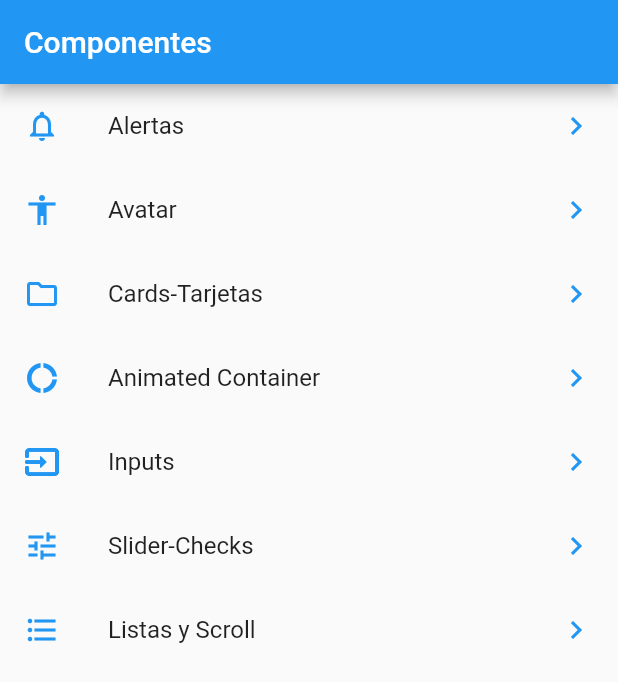
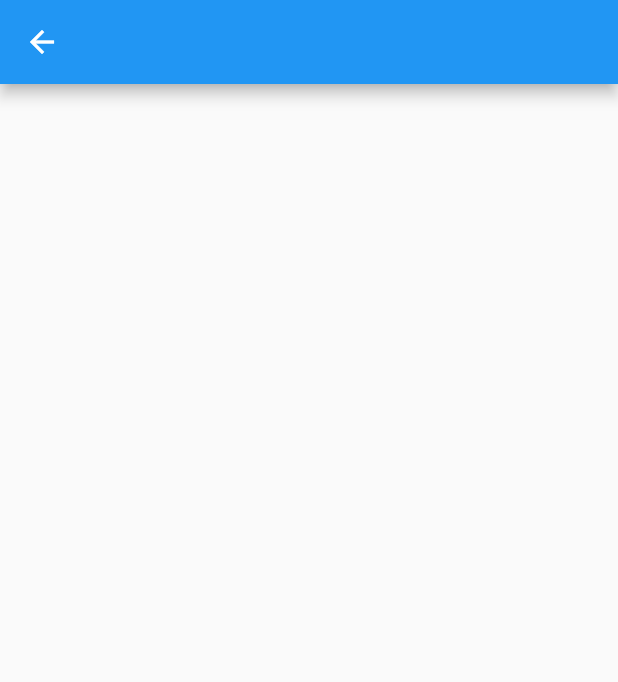
Before and after one commit to masterprog-cmd/Practicas_des_app_multiplataforma, a Flutter app: the screen it shows after launch, after a tap on "Alertas", on a phone screen of 412 x 824 dp. Shown: the top 682 px of the screen. Run offline on Flutter 3.47's test engine with Material 2 defaults, Android fonts, the light colour scheme and no system bars.

Commit message:
fixing overflow bug

```diff
--- a/practicas/lib/main.dart
+++ b/practicas/lib/main.dart
@@ -1,20 +1,20 @@
 import 'package:flutter/material.dart';
 import 'package:practicas/src/pages/home_temp.dart';
 
-void main() => runApp(MyApp());
+void main() => runApp(const MyApp());
 
 class MyApp extends StatelessWidget {
+  const MyApp({Key? key}) : super(key: key);
+
   @override
   Widget build(BuildContext context) {
     return MaterialApp(
       title: 'Material App',
       home: Scaffold(
         appBar: AppBar(
-          title: Text('Componentes'),
+          title: const Text('Componentes'),
         ),
-        body: const Center(
-          child: HomeTemp(),
-        ),
+        body: const HomeTemp(),
       ),
     );
   }
--- a/practicas/lib/src/componentes/home_alerts.dart
+++ b/practicas/lib/src/componentes/home_alerts.dart
@@ -1,3 +1,10 @@
 import 'package:flutter/material.dart';
 
-class HomeAlerts {}
+class HomeAlerts extends StatelessWidget {
+  @override
+  Widget build(BuildContext context) {
+    return Scaffold(
+      appBar: AppBar(),
+    );
+  }
+}
--- a/practicas/lib/src/componentes/home_avatar.dart
+++ /dev/null
@@ -1,3 +0,0 @@
-import 'package:flutter/material.dart';
-
-class HomeAvatar {}
--- a/practicas/lib/src/pages/home_temp.dart
+++ b/practicas/lib/src/pages/home_temp.dart
@@ -1,6 +1,5 @@
 import 'package:flutter/material.dart';
 import 'package:practicas/src/componentes/home_alerts.dart';
-import 'package:practicas/src/componentes/home_avatar.dart';
 
 class HomeTemp extends StatelessWidget {
   const HomeTemp({Key? key}) : super(key: key);
@@ -8,6 +7,7 @@ class HomeTemp extends StatelessWidget {
   @override
   Widget build(BuildContext context) {
     return Column(
+      mainAxisSize: MainAxisSize.min,
       children: <Widget>[
         ListTile(
           leading: const Icon(
@@ -15,7 +15,10 @@ class HomeTemp extends StatelessWidget {
             color: Colors.blue,
           ),
           title: const Text("Alertas"),
-          onTap: () => HomeAlerts(),
+          onTap: () => Navigator.push(
+            context,
+            MaterialPageRoute(builder: (context) => HomeAlerts()),
+          ),
           trailing: Row(
             mainAxisSize: MainAxisSize.min,
             children: const [
@@ -32,7 +35,6 @@ class HomeTemp extends StatelessWidget {
             color: Colors.blue,
           ),
           title: const Text("Avatar"),
-          onTap: () => HomeAvatar(),
           trailing: Row(
             mainAxisSize: MainAxisSize.min,
             children: const [
```
Also changed, not shown: 1 other file.
